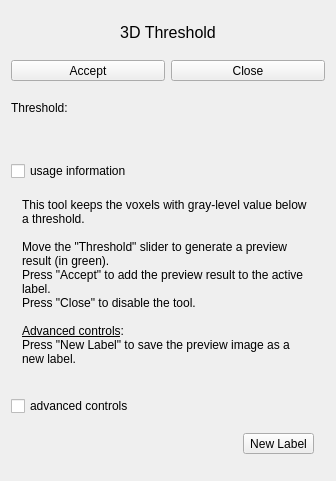
Old version of the form Modules/SegmentationUI/Qmitk/QmitkBinaryThresholdToolGUIControls.ui in the repository MITK/MITK.
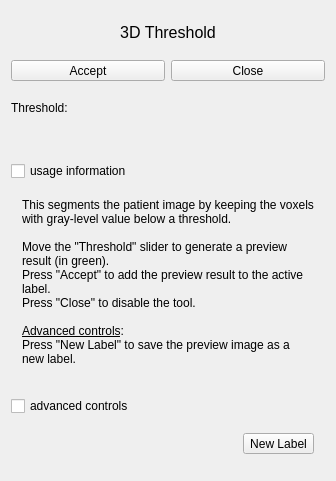
New version of the form. Icons and pictures are not drawn. Custom widgets are drawn as their Qt base class.

```diff
--- a/Modules/SegmentationUI/Qmitk/QmitkBinaryThresholdToolGUIControls.ui
+++ b/Modules/SegmentationUI/Qmitk/QmitkBinaryThresholdToolGUIControls.ui
@@ -193,7 +193,7 @@
 &lt;html&gt;&lt;head&gt;&lt;meta name=&quot;qrichtext&quot; content=&quot;1&quot; /&gt;&lt;style type=&quot;text/css&quot;&gt;
 p, li { white-space: pre-wrap; }
 &lt;/style&gt;&lt;/head&gt;&lt;body style=&quot; font-family:'MS Shell Dlg 2'; font-size:8pt; font-weight:400; font-style:normal;&quot;&gt;
-&lt;p style=&quot; margin-top:0px; margin-bottom:0px; margin-left:0px; margin-right:0px; -qt-block-indent:0; text-indent:0px;&quot;&gt;&lt;span style=&quot; font-family:'Sans'; font-size:9pt;&quot;&gt;This tool keeps the voxels with gray-level value below a threshold.&lt;/span&gt;&lt;/p&gt;
+&lt;p style=&quot; margin-top:0px; margin-bottom:0px; margin-left:0px; margin-right:0px; -qt-block-indent:0; text-indent:0px;&quot;&gt;&lt;span style=&quot; font-family:'Sans'; font-size:9pt;&quot;&gt;This segments the patient image by keeping the voxels with gray-level value below a threshold.&lt;/span&gt;&lt;/p&gt;
 &lt;p style=&quot;-qt-paragraph-type:empty; margin-top:0px; margin-bottom:0px; margin-left:0px; margin-right:0px; -qt-block-indent:0; text-indent:0px; font-family:'Sans'; font-size:9pt;&quot;&gt;&lt;br /&gt;&lt;/p&gt;
 &lt;p style=&quot; margin-top:0px; margin-bottom:0px; margin-left:0px; margin-right:0px; -qt-block-indent:0; text-indent:0px;&quot;&gt;&lt;span style=&quot; font-family:'Sans'; font-size:9pt;&quot;&gt;Move the &amp;quot;Threshold&amp;quot; slider to generate a preview result (in green).&lt;/span&gt;&lt;/p&gt;
 &lt;p style=&quot; margin-top:0px; margin-bottom:0px; margin-left:0px; margin-right:0px; -qt-block-indent:0; text-indent:0px;&quot;&gt;&lt;span style=&quot; font-family:'Sans'; font-size:9pt;&quot;&gt;Press &amp;quot;Accept&amp;quot; to add the preview result to the active label. &lt;/span&gt;&lt;/p&gt;
```
